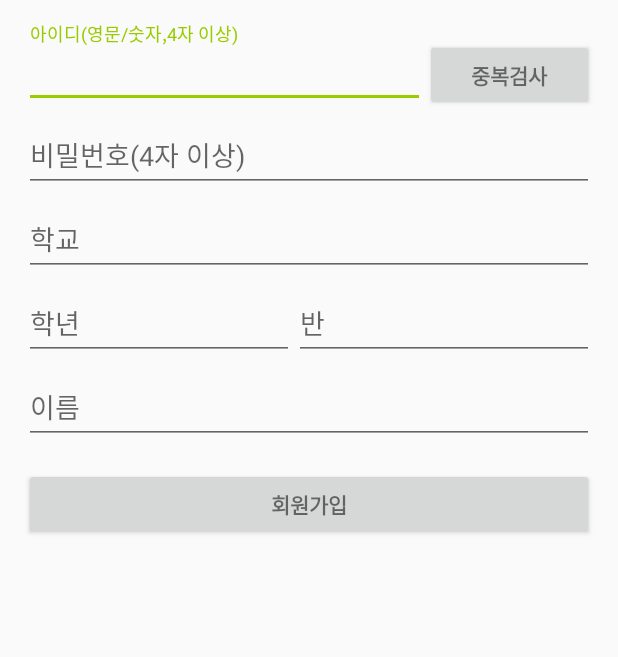
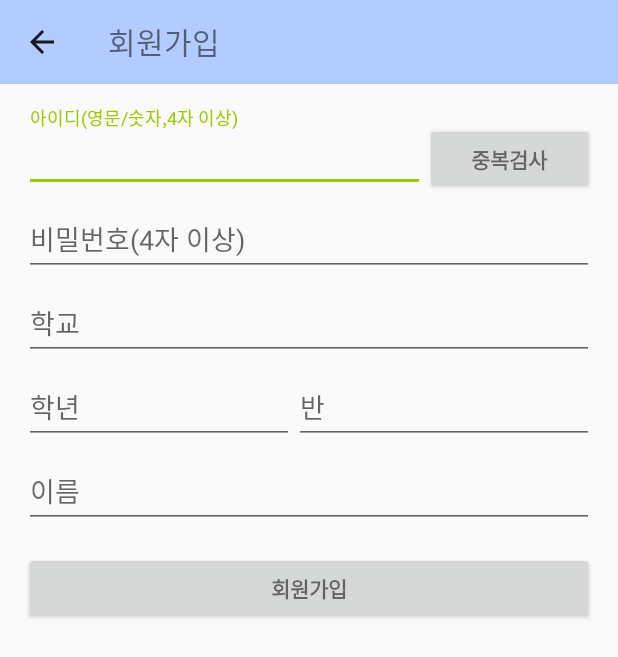
Before and after one commit to blxckdog7702/dictation_teacher, an Android app: the screen it shows after launch (SignUpActivity), after a tap on "우리반 받아쓰기가 처음이신가요?", on a phone screen of 412 x 824 dp. Shown: the top 657 px of the screen. Run offline under Robolectric (Android 15) with nearby library versions, the phone set to English and light mode, and no system bars; our stand-ins replace ButterKnife.

Commit message:
[수정] 로그인, 회원가입 Activity에 툴바 적용

```diff
--- a/app/src/main/java/com/blackdog/dictation_teacher/Activity/LoginActivity.java
+++ b/app/src/main/java/com/blackdog/dictation_teacher/Activity/LoginActivity.java
@@ -11,13 +11,14 @@ import android.widget.EditText;
 import android.widget.TextView;
 import android.widget.Toast;
 
+import com.blackdog.dictation_teacher.Activity.base.BaseActivity;
 import com.blackdog.dictation_teacher.LoginSharedPref;
 import com.blackdog.dictation_teacher.MyTeacherInfo;
 import com.blackdog.dictation_teacher.R;
 import com.blackdog.dictation_teacher.models.Teacher;
 import com.blackdog.dictation_teacher.net.ApiRequester;
 
-public class LoginActivity extends AppCompatActivity {
+public class LoginActivity extends BaseActivity {
     private static final String TAG = "LoginActivity";
     private EditText mLoginIdView;
     private EditText mPasswordView;
@@ -29,6 +30,8 @@ public class LoginActivity extends AppCompatActivity {
     protected void onCreate(Bundle savedInstanceState) {
         super.onCreate(savedInstanceState);
         setContentView(R.layout.activity_login);
+
+        toolbarTitle.setText("로그인");
 
         mLoginIdView = (EditText) findViewById(R.id.etLoginId);
         mPasswordView = (EditText) findViewById(R.id.etLoginPassword);
--- a/app/src/main/java/com/blackdog/dictation_teacher/Activity/SignUpActivity.java
+++ b/app/src/main/java/com/blackdog/dictation_teacher/Activity/SignUpActivity.java
@@ -23,6 +23,7 @@ import android.widget.Button;
 import android.widget.EditText;
 import android.widget.Toast;
 
+import com.blackdog.dictation_teacher.Activity.base.BaseActivity;
 import com.blackdog.dictation_teacher.R;
 import com.blackdog.dictation_teacher.models.Teacher;
 import com.blackdog.dictation_teacher.net.ApiRequester;
@@ -32,7 +33,7 @@ import java.util.regex.Pattern;
 /**
  * A login screen that offers login via teacherId/password.
  */
-public class SignUpActivity extends AppCompatActivity {
+public class SignUpActivity extends BaseActivity {
 
     /**
      * id to identity read_contacts permission request.
@@ -68,6 +69,8 @@ public class SignUpActivity extends AppCompatActivity {
     protected void onCreate(Bundle savedInstanceState) {
         super.onCreate(savedInstanceState);
         setContentView(R.layout.activity_sign_up);
+
+        toolbarTitle.setText("회원가입");
 
         // Set up the 회원가입 form.
         mTeacherIdView = (EditText) findViewById(R.id.etLoginId);
--- a/app/src/main/java/com/blackdog/dictation_teacher/Activity/base/BaseActivity.java
+++ b/app/src/main/java/com/blackdog/dictation_teacher/Activity/base/BaseActivity.java
@@ -4,6 +4,7 @@ import android.support.annotation.Nullable;
 import android.support.v7.app.AppCompatActivity;
 import android.support.v7.widget.Toolbar;
 import android.view.View;
+import android.widget.TextView;
 
 import com.blackdog.dictation_teacher.R;
 
@@ -11,11 +12,13 @@ import butterknife.BindView;
 import butterknife.ButterKnife;
 
 public class BaseActivity extends AppCompatActivity {
+    private static final String TAG = "BaseActivity.java";
 
 //    private FragmentManager fragmentManager;
 //    private ContextMenuDialogFragment mMenuDialogFragment;
 
     public @Nullable @BindView(R.id.toolbar) Toolbar toolbar;
+    public @Nullable @BindView(R.id.toolbar_title) TextView toolbarTitle;
 
     @Override
     public void setContentView(int layoutResID) {
@@ -95,13 +98,14 @@ public class BaseActivity extends AppCompatActivity {
 //    }
 
     protected void setupToolbar() {
+        toolbar = (Toolbar)findViewById(R.id.toolbar);
+
         setSupportActionBar(toolbar);
         if (getSupportActionBar() != null) {
             getSupportActionBar().setHomeButtonEnabled(true);
             getSupportActionBar().setDisplayHomeAsUpEnabled(true);
             getSupportActionBar().setDisplayShowTitleEnabled(false);
         }
-        toolbar.setNavigationIcon(R.drawable.ic_menu_white);
         toolbar.setNavigationOnClickListener(new View.OnClickListener() {
             @Override
             public void onClick(View v) {
@@ -109,7 +113,7 @@ public class BaseActivity extends AppCompatActivity {
             }
         });
     }
-//
+
 //    protected void addFragment(Fragment fragment, boolean addToBackStack, int containerId) {
 //        invalidateOptionsMenu();
 //        String backStackName = fragment.getClass().getName();
--- a/app/src/main/res/layout/activity_sign_up.xml
+++ b/app/src/main/res/layout/activity_sign_up.xml
@@ -1,14 +1,22 @@
 <LinearLayout xmlns:android="http://schemas.android.com/apk/res/android"
+    xmlns:app="http://schemas.android.com/apk/res-auto"
     xmlns:tools="http://schemas.android.com/tools"
     android:layout_width="match_parent"
     android:layout_height="match_parent"
     android:gravity="center_horizontal"
     android:orientation="vertical"
+
+    tools:context="com.blackdog.dictation_teacher.Activity.SignUpActivity">
+
+    <include layout="@layout/toolbar" />
+
+    <LinearLayout
+        android:layout_width="match_parent"
+        android:layout_height="match_parent"
         android:paddingBottom="@dimen/activity_vertical_margin"
         android:paddingLeft="@dimen/activity_horizontal_margin"
         android:paddingRight="@dimen/activity_horizontal_margin"
-    android:paddingTop="@dimen/activity_vertical_margin"
-    tools:context="com.blackdog.dictation_teacher.Activity.SignUpActivity">
+        android:paddingTop="@dimen/activity_vertical_margin">
 
         <!-- Login progress -->
         <ProgressBar
@@ -34,6 +42,7 @@
                     android:layout_width="match_parent"
                     android:layout_height="wrap_content"
                     android:orientation="horizontal">
+
                     <android.support.design.widget.TextInputLayout
                         android:layout_width="wrap_content"
                         android:layout_height="wrap_content"
@@ -45,8 +54,7 @@
                             android:layout_height="wrap_content"
                             android:hint="@string/prompt_id"
                             android:inputType="textVisiblePassword"
-                        android:maxLines="1"
-                        />
+                            android:maxLines="1" />
 
                     </android.support.design.widget.TextInputLayout>
 
@@ -55,8 +63,8 @@
                         style="?android:textAppearanceSmall"
                         android:layout_width="wrap_content"
                         android:layout_height="wrap_content"
+                        android:layout_weight="1"
                         android:text="@string/action_duplicate_check"
-                    android:layout_weight="1"
                         android:textStyle="bold" />
                 </LinearLayout>
 
@@ -71,8 +79,7 @@
                         android:layout_height="wrap_content"
                         android:hint="@string/prompt_password"
                         android:inputType="textPassword"
-                    android:maxLines="1"
-                    />
+                        android:maxLines="1" />
 
                 </android.support.design.widget.TextInputLayout>
 
@@ -86,8 +93,7 @@
                         android:layout_height="wrap_content"
                         android:hint="@string/prompt_school"
                         android:inputType="text"
-                    android:maxLines="1"
-                    />
+                        android:maxLines="1" />
 
                 </android.support.design.widget.TextInputLayout>
 
@@ -106,9 +112,8 @@
                             android:layout_height="wrap_content"
                             android:hint="@string/prompt_grade"
                             android:inputType="number"
-                        android:nextFocusDown="@+id/classNumber"
                             android:maxLines="1"
-                        />
+                            android:nextFocusDown="@+id/classNumber" />
 
                     </android.support.design.widget.TextInputLayout>
 
@@ -121,10 +126,9 @@
                             android:layout_width="match_parent"
                             android:layout_height="wrap_content"
                             android:hint="@string/prompt_classNumber"
-                        android:nextFocusDown="@+id/name"
                             android:inputType="number"
                             android:maxLines="1"
-                        />
+                            android:nextFocusDown="@+id/name" />
 
                     </android.support.design.widget.TextInputLayout>
                 </LinearLayout>
@@ -139,8 +143,7 @@
                         android:layout_height="wrap_content"
                         android:hint="@string/prompt_name"
                         android:inputType="text"
-                    android:maxLines="1"
-                    />
+                        android:maxLines="1" />
 
                 </android.support.design.widget.TextInputLayout>
 
@@ -156,3 +159,6 @@
             </LinearLayout>
         </ScrollView>
     </LinearLayout>
+
+
+</LinearLayout>
--- a/app/src/main/res/layout/toolbar.xml
+++ b/app/src/main/res/layout/toolbar.xml
@@ -10,6 +10,14 @@
     android:background="#B2CCFF"
     app:layout_collapseMode="parallax"
     android:gravity="top"
-    app:layout_scrollFlags="scroll|enterAlways">
+    app:layout_scrollFlags="scroll|enterAlways"
+    >
+    <TextView
+        android:layout_width="wrap_content"
+        android:layout_height="wrap_content"
+        android:text="Toolbar Title"
+        android:layout_gravity="center_vertical"
+        android:textSize="20sp"
+        android:id="@+id/toolbar_title" />
 
 </android.support.v7.widget.Toolbar>
```
Also changed, not shown: app/src/main/java/com/blackdog/dictation_teacher/Activity/MainActivity.java (+0 -10 lines), app/src/main/java/com/blackdog/dictation_teacher/Activity/base/BaseDrawerActivity.java (+18 -0 lines), app/src/main/res/layout/activity_base_drawer.xml (+13 -19 lines), app/src/main/res/layout/activity_login.xml (+16 -8 lines), app/src/main/res/layout/activity_main.xml (+2 -14 lines). Lines whose indentation alone changed are shown as unchanged.
